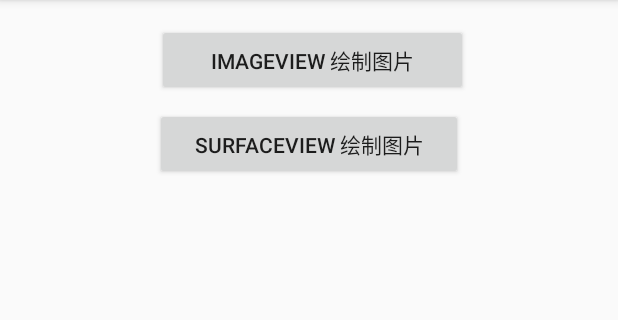
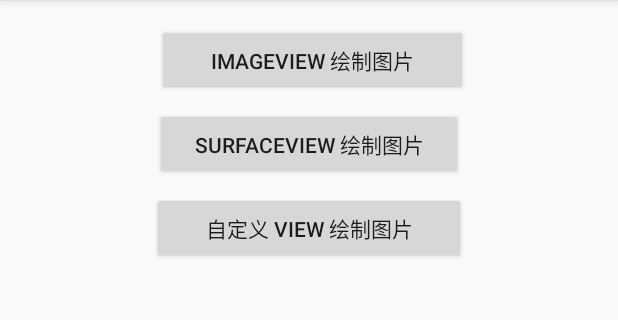
Before and after one commit to runhwguo/LearnAndroidMedia, an Android app: the screen it shows after launch (MainActivity), on a phone screen of 412 x 824 dp, the part 84-404 px from its top. Run offline under Robolectric (Android 15) with nearby library versions, the phone set to English and light mode, and no system bars.

Commit message:
完成自定义view画图

```diff
--- a/app/src/main/AndroidManifest.xml
+++ b/app/src/main/AndroidManifest.xml
@@ -22,6 +22,8 @@
         </activity>
         <activity android:name=".SurfaceViewPicActivity">
         </activity>
+        <activity android:name=".CustomVIewPicActivity">
+        </activity>
     </application>
 
 </manifest>
--- a/app/src/main/java/com/example/runhwguo/mediaproject/MainActivity.kt
+++ b/app/src/main/java/com/example/runhwguo/mediaproject/MainActivity.kt
@@ -18,7 +18,12 @@ class MainActivity : AppCompatActivity() {
     fun onBtnImageViewPicClick(v: View) {
         startActivity(Intent(this, ImageViewPicActivity::class.java))
     }
+
     fun onBtnSurfaceViewPicClick(v: View) {
         startActivity(Intent(this, SurfaceViewPicActivity::class.java))
     }
+
+    fun onCustomViewClick(v: View) {
+        startActivity(Intent(this, CustomVIewPicActivity::class.java))
+    }
 }
--- a/app/src/main/res/layout/activity_main.xml
+++ b/app/src/main/res/layout/activity_main.xml
@@ -23,5 +23,14 @@
             android:layout_marginTop="8dp"
             app:layout_constraintTop_toBottomOf="@+id/button3" app:layout_constraintStart_toStartOf="parent"
             android:layout_marginLeft="8dp" android:layout_marginStart="8dp" app:layout_constraintEnd_toEndOf="parent"
-            android:layout_marginEnd="8dp" android:layout_marginRight="8dp" android:onClick="onBtnSurfaceViewPicClick"/>
+            android:layout_marginEnd="8dp" android:layout_marginRight="8dp" android:onClick="onBtnSurfaceViewPicClick"
+            android:id="@+id/button2"/>
+    <Button
+            android:text="自定义 View 绘制图片"
+            android:layout_width="209dp"
+            android:layout_height="wrap_content"
+            android:id="@+id/button" app:layout_constraintEnd_toEndOf="parent" android:layout_marginEnd="8dp"
+            android:layout_marginRight="8dp" app:layout_constraintStart_toStartOf="parent"
+            android:layout_marginLeft="8dp" android:layout_marginStart="8dp" android:layout_marginTop="8dp"
+            app:layout_constraintTop_toBottomOf="@+id/button2" android:onClick="onCustomViewClick"/>
 </android.support.constraint.ConstraintLayout>
```
Also changed, not shown: app/src/main/java/com/example/runhwguo/mediaproject/CustomImageView.kt (added, +45 -0 lines), app/src/main/java/com/example/runhwguo/mediaproject/CustomVIewPicActivity.kt (added, +12 -0 lines), app/src/main/res/layout/activity_custom_view_pic.xml (added, +18 -0 lines).
